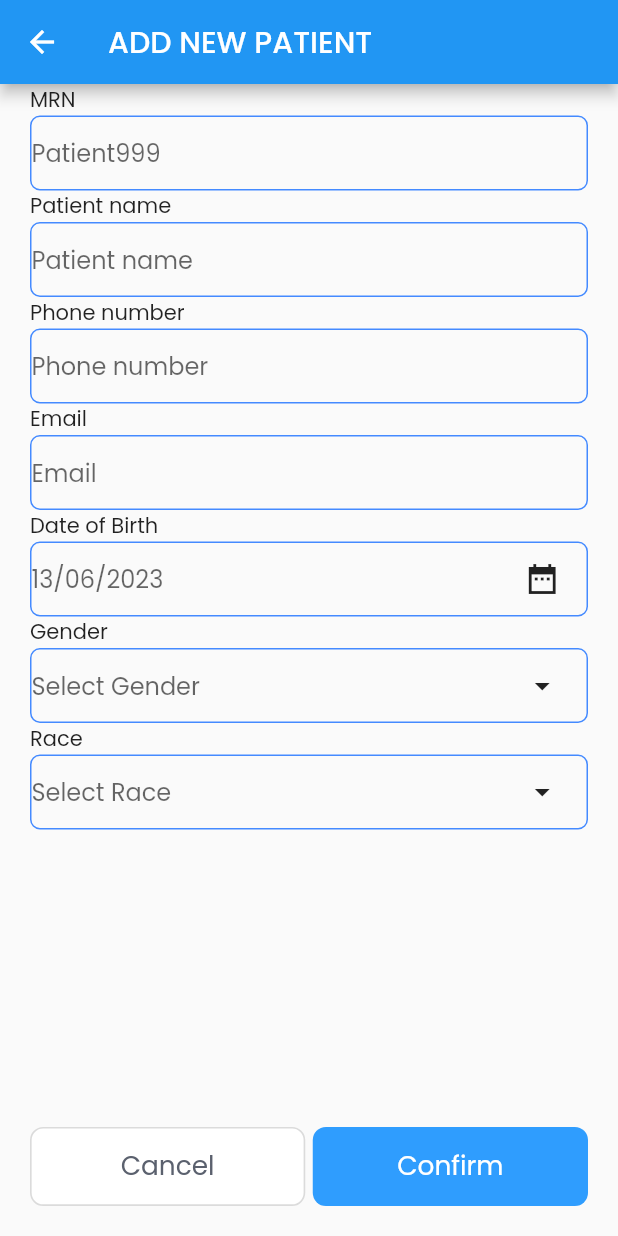
After one commit to gokomurodokomodo/flutter_aitriage, a Flutter app: the _AddNewPatientScreenPhone screen opened directly, on a phone screen of 412 x 824 dp. The commit adds this screen. Run offline on Flutter 3.47's test engine with Material 2 defaults, Android fonts, the phone set to English and light mode, and no system bars; our stand-ins replace dio, flutter_screenutil, flutter_secure_storage, flutter_svg, get, get_storage and 2 more; accounts and stored records are empty.

Commit message:
mockup overview flow

```diff
--- a/lib/aitriage_core/common/app_color.dart
+++ b/lib/aitriage_core/common/app_color.dart
@@ -19,4 +19,5 @@ class AppColor {
   static const colorCloseButton = Color(0xFFA9A9A9);
   static const colorAlertHeader = Color(0xFF1B1B1B);
   static const colorTextGettingStarted = Color(0xffECECEC);
+  static const colorSearchBar = Color(0xffa9a9a9);
 }
--- /dev/null
+++ b/lib/aitriage_core/ui/widget/custom_text_field.dart
@@ -0,0 +1,55 @@
+import 'package:flutter/material.dart';
+import 'package:flutter_screenutil/flutter_screenutil.dart';
+import 'package:get/get.dart';
+
+class CustomTextField extends StatefulWidget {
+  final String hintText;
+  final Widget? leftIcon;
+  final Widget? rightIcon;
+  final TextEditingController? controller;
+
+  const CustomTextField({
+    super.key,
+    this.hintText = '',
+    this.leftIcon,
+    this.rightIcon,
+    this.controller
+  });
+
+  @override
+  State<CustomTextField> createState() => _CustomTextFieldState();
+}
+
+class _CustomTextFieldState extends State<CustomTextField> {
+  final focusNode = FocusNode();
+
+  @override
+  Widget build(BuildContext context) {
+    return Container(
+      height: 50,
+      decoration: BoxDecoration(
+          borderRadius: BorderRadius.all(Radius.circular(6.w)),
+          border: Border.all(color: Colors.blueAccent)
+      ),
+      child: Row(
+        children: [
+          if (widget.leftIcon != null) widget.leftIcon!.marginSymmetric(horizontal: 16.w),
+          Expanded(
+            child: TextField(
+              controller: widget.controller,
+              focusNode: focusNode,
+              onTapOutside: (_) => focusNode.unfocus(),
+              decoration: InputDecoration(
+                hintText: widget.hintText,
+                border: InputBorder.none,
+                isDense: true,
+                isCollapsed: true,
+              ),
+            ),
+          ),
+          if (widget.rightIcon != null) widget.rightIcon!.marginSymmetric(horizontal: 16.w),
+        ],
+      )
+    );
+  }
+}
--- /dev/null
+++ b/lib/aitriage_module_overview/feature/add_new_patient/add_new_patient_screen.dart
@@ -0,0 +1,81 @@
+import 'package:flutter/material.dart';
+import 'package:flutter_aitriage/aitriage_core/ui/screen/alert_screen.dart';
+import 'package:flutter_aitriage/aitriage_core/ui/widget/color_button.dart';
+import 'package:flutter_aitriage/aitriage_core/ui/widget/custom_text_field.dart';
+import 'package:flutter_aitriage/aitriage_core/ui/widget/device_detector.dart';
+import 'package:get/get.dart';
+
+class AddNewPatientScreen extends StatelessWidget {
+  const AddNewPatientScreen({super.key});
+
+  @override
+  Widget build(BuildContext context) {
+    return const DeviceDetector(
+        tablet: _AddNewPatientScreenTablet(),
+        phone: _AddNewPatientScreenPhone()
+    );
+  }
+}
+
+class _AddNewPatientScreenTablet extends StatelessWidget {
+  const _AddNewPatientScreenTablet({super.key});
+
+  @override
+  Widget build(BuildContext context) {
+    return const Placeholder();
+  }
+}
+
+class _AddNewPatientScreenPhone extends StatelessWidget {
+  const _AddNewPatientScreenPhone({super.key});
+
+  @override
+  Widget build(BuildContext context) {
+    return Scaffold(
+      appBar: AppBar(
+        title: const Text('ADD NEW PATIENT'),
+      ),
+      body: Padding(
+        padding: const EdgeInsets.symmetric(horizontal: 20),
+        child: Column(
+          children: [
+            const Expanded(
+              child: SingleChildScrollView(
+                child: Column(
+                  crossAxisAlignment: CrossAxisAlignment.start,
+                  children: [
+                    Text('MRN'),
+                    CustomTextField(hintText: 'Patient999'),
+                    Text('Patient name'),
+                    CustomTextField(hintText: 'Patient name'),
+                    Text('Phone number'),
+                    CustomTextField(hintText: 'Phone number'),
+                    Text('Email'),
+                    CustomTextField(hintText: 'Email'),
+                    Text('Date of Birth'),
+                    CustomTextField(hintText: '13/06/2023', rightIcon: Icon(Icons.date_range_sharp)),
+                    Text('Gender'),
+                    CustomTextField(hintText: 'Select Gender', rightIcon: Icon(Icons.arrow_drop_down)),
+                    Text('Race'),
+                    CustomTextField(hintText: 'Select Race', rightIcon: Icon(Icons.arrow_drop_down)),
+                  ],
+                ),
+              ),
+            ),
+            Row(
+              children: [
+                const Expanded(child: ColorButton(title: 'Cancel')),
+                const SizedBox(width: 5),
+                Expanded(child: ColorButton(
+                  title: 'Confirm',
+                  shouldEnable: true,
+                  onTap: () => Get.to(() => const AlertScreen()),))
+              ],
+            ),
+            const SizedBox(height: 20)
+          ],
+        ),
+      )
+    );
+  }
+}
```
Also changed, not shown: lib/aitriage_core/ui/screen/alert_screen.dart (+65 -3 lines), lib/aitriage_core/ui/widget/search_bar_phone.dart (added, +45 -0 lines), lib/aitriage_module_overview/config/overview_route.dart (+20 -3 lines), lib/aitriage_module_overview/feature/all_patients/all_patients_screen.dart (+50 -0 lines).
